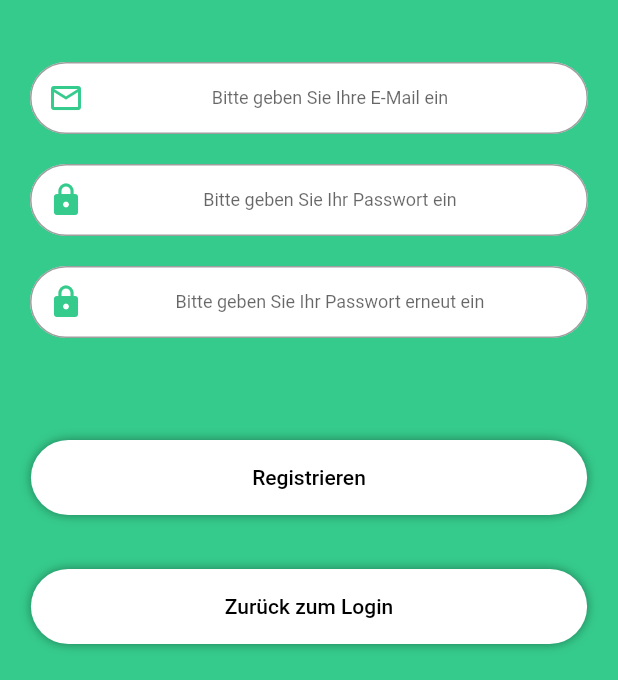
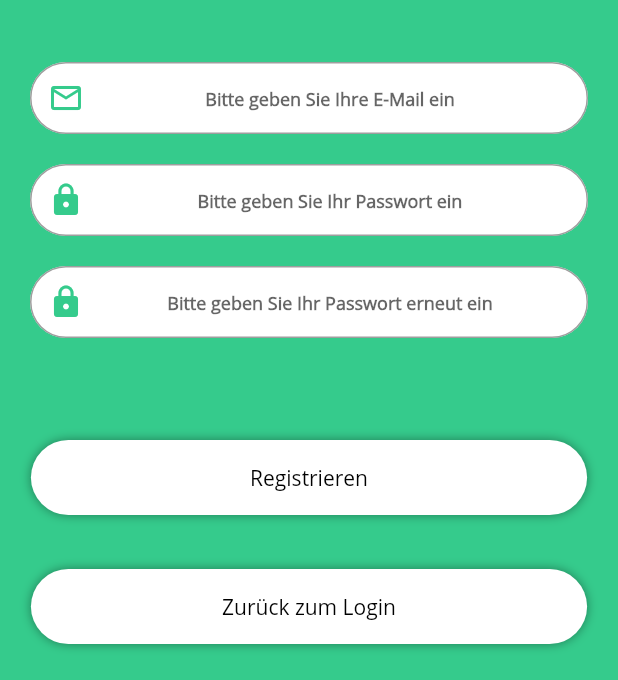
Before and after one commit to C-DE-SEED/Feed-Me-, a Flutter app: the screen it shows after launch, after a tap on "Hier klicken", on a phone screen of 412 x 824 dp, the part 556-1236 px from its top. Run offline on Flutter 3.47's test engine with Material 2 defaults, Android fonts, the phone set to English and light mode, and no system bars; our stand-ins replace firebase_auth, firebase_core, flutter_spinkit; missing offline and left inert: flutter_gifimage; accounts and stored records are empty; network calls fail; Roboto replaces fonts that are missing (OpenSans-Regular.ttf).

Commit message:
style improvements

```diff
--- a/lib/constants/custom_alert.dart
+++ b/lib/constants/custom_alert.dart
@@ -51,7 +51,7 @@ class _CustomAlertState extends State<CustomAlert> {
                 widget.title,
                 textAlign: TextAlign.center,
                 style: const TextStyle(
-                  fontFamily: openSansTextStyle,
+                  fontFamily: openSansFontFamily,
                     fontSize: 22,
                     fontWeight: FontWeight.w600,
                     color: BasicGreen),
@@ -61,7 +61,7 @@ class _CustomAlertState extends State<CustomAlert> {
               ),
               Text(
                 widget.descriptions,
-                style: const TextStyle(fontFamily: openSansTextStyle,
+                style: const TextStyle(fontFamily: openSansFontFamily,
                     fontSize: 15, color:
                 BasicGreen),
                 textAlign: TextAlign.center,
@@ -77,7 +77,7 @@ class _CustomAlertState extends State<CustomAlert> {
                     },
                     child: Text(
                       widget.text,
-                      style: const TextStyle(fontFamily:openSansTextStyle,
+                      style: const TextStyle(fontFamily:openSansFontFamily,
                           fontSize: 18, color:
                       Colors
                           .black),
--- a/lib/constants/password_text_form_field.dart
+++ b/lib/constants/password_text_form_field.dart
@@ -27,9 +27,11 @@ class _PasswordTextFormFieldState extends State<PasswordTextFormField> {
         keyboardType: TextInputType.visiblePassword,
         textAlign: TextAlign.center,
         style: const TextStyle(
-          fontFamily: openSansTextStyle,
+          fontFamily: openSansFontFamily,
           color: Colors.grey,
           fontSize: 12.0,
+          fontWeight: FontWeight.w600,
+
         ),
         decoration: InputDecoration(
           prefixIcon: const Icon(
--- a/lib/constants/standard_button.dart
+++ b/lib/constants/standard_button.dart
@@ -28,8 +28,9 @@ class StandardButton extends StatelessWidget {
             child: Center(
               child: Text(
                 text,
-                style: const TextStyle(fontFamily: openSansTextStyle,fontSize: 14, color:
-                Colors.black),
+                style: const TextStyle(fontFamily: openSansFontFamily,fontSize: 14, color:
+                Colors.black,                    fontWeight: FontWeight.w400,
+                ),
                 maxLines: 1,
               ),
             ),
--- a/lib/constants/standard_text_form_field.dart
+++ b/lib/constants/standard_text_form_field.dart
@@ -24,9 +24,10 @@ class _MailTextFormFieldState extends State<MailTextFormField> {
         keyboardType: TextInputType.emailAddress,
         textAlign: TextAlign.center,
         style: const TextStyle(
-          fontFamily: openSansTextStyle,
+          fontFamily: openSansFontFamily,
           color: Colors.grey,
           fontSize: 12.0,
+          fontWeight: FontWeight.w600,
         ),
         decoration: InputDecoration(
           prefixIcon: const Icon(
--- a/lib/constants/text_style.dart
+++ b/lib/constants/text_style.dart
@@ -1,3 +1,3 @@
 import 'package:flutter/cupertino.dart';
 
-const String openSansTextStyle = "OpenSans-Regular.ttf";
+const String openSansFontFamily = 'Open Sans';
--- a/lib/screens/sing_in.dart
+++ b/lib/screens/sing_in.dart
@@ -111,7 +111,9 @@ class _SignInState extends State<SignIn> {
                         const Text(
                           "Noch nicht registriert?",
                           style: TextStyle(
-                            fontFamily: openSansTextStyle,
+                            fontFamily: openSansFontFamily,
+                            fontWeight: FontWeight.w500,
+
                           ),
                         ),
                         TextButton(
@@ -123,7 +125,9 @@ class _SignInState extends State<SignIn> {
                           },
                           child: const Text("Hier klicken",
                               style: TextStyle(
-                                fontFamily: openSansTextStyle,
+                                fontFamily: openSansFontFamily,
+                                fontWeight: FontWeight.w500,
+
                               )),
                         ),
                       ],
--- a/lib/screens/welcome.dart
+++ b/lib/screens/welcome.dart
@@ -38,7 +38,7 @@ class _Welcome extends State<Welcome> {
   }
 
   startTime() async {
-    var duration = const Duration(seconds: 3);
+    var duration = const Duration(seconds: 4);
     return Timer(duration, route);
   }
 
--- a/pubspec.yaml
+++ b/pubspec.yaml
@@ -83,8 +83,8 @@ flutter:
   fonts:
     - family: Open Sans
       fonts:
-        - asset: fonts/OpenSans-Light.ttf
-        ##- asset: fonts/OpenSans-Regular.ttf
+        ##- asset: fonts/OpenSans-Light.ttf
+        - asset: fonts/OpenSans-Regular.ttf
   # fonts:
   #   - family: Schyler
   #     fonts:
```
Also changed, not shown: lib/screens/register.dart (+1 -8 lines).
